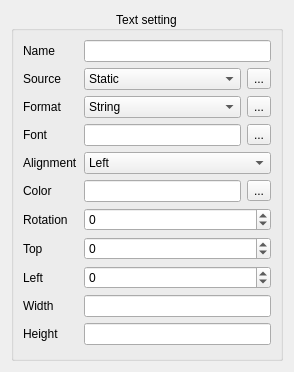
Above: HoruxCardDesigner/textsetting.ui from BackupTheBerlios/horux-svn before the change. Below: the same form after it.
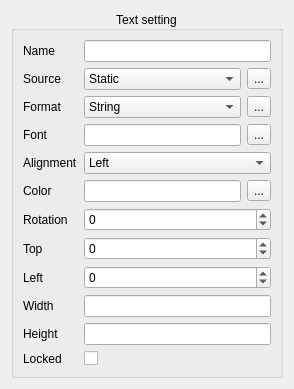
That is the form after the change.

Patch:
```diff
--- a/HoruxCardDesigner/textsetting.ui
+++ b/HoruxCardDesigner/textsetting.ui
@@ -298,6 +298,20 @@
         </property>
        </widget>
       </item>
+      <item row="11" column="0">
+       <widget class="QLabel" name="label_12">
+        <property name="text">
+         <string>Locked</string>
+        </property>
+       </widget>
+      </item>
+      <item row="11" column="1">
+       <widget class="QCheckBox" name="locked">
+        <property name="text">
+         <string/>
+        </property>
+       </widget>
+      </item>
      </layout>
     </widget>
    </item>
```
